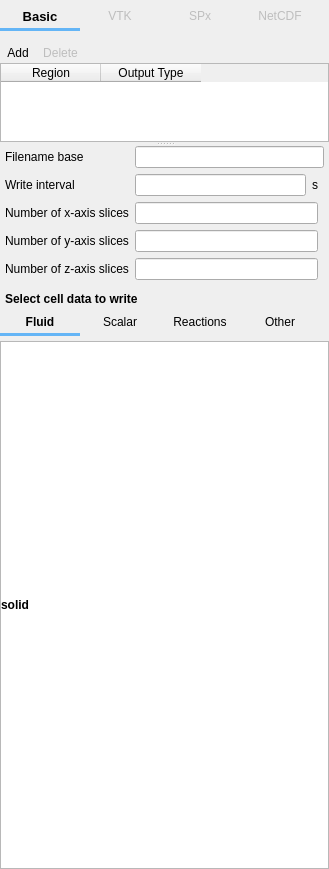
Old version of the form mfixgui/uifiles/output.ui in the repository truongd8593/mfix.
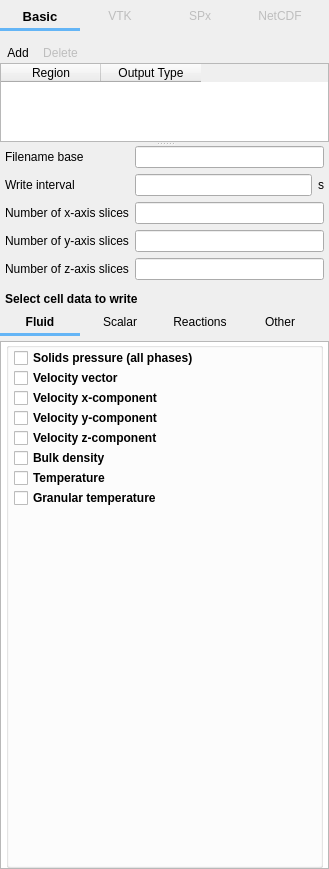
New version of the form. The open tabs and pages were chosen to show the change. Custom widgets are drawn as their Qt base class.

Commit message: work on Output pane

The edit to the form file:
```diff
--- a/mfixgui/uifiles/output.ui
+++ b/mfixgui/uifiles/output.ui
@@ -640,13 +640,6 @@
              <item row="1" column="1">
               <widget class="LineEdit" name="lineedit_keyword_vtk_dt_args_V"/>
              </item>
-             <item row="1" column="2">
-              <widget class="QLabel" name="label_vtk_dt_units">
-               <property name="text">
-                <string>s</string>
-               </property>
-              </widget>
-             </item>
              <item row="2" column="0">
               <widget class="QLabel" name="label_vtk_nxs">
                <property name="text">
@@ -654,9 +647,6 @@
                </property>
               </widget>
              </item>
-             <item row="2" column="1" colspan="2">
-              <widget class="LineEdit" name="lineedit_keyword_vtk_nxs_args_V"/>
-             </item>
              <item row="3" column="0">
               <widget class="QLabel" name="label_vtk_nys">
                <property name="text">
@@ -664,9 +654,6 @@
                </property>
               </widget>
              </item>
-             <item row="3" column="1" colspan="2">
-              <widget class="LineEdit" name="lineedit_keyword_vtk_nys_args_V"/>
-             </item>
              <item row="4" column="0">
               <widget class="QLabel" name="label_vtk_nzs">
                <property name="text">
@@ -674,9 +661,22 @@
                </property>
               </widget>
              </item>
-             <item row="4" column="1" colspan="2">
+             <item row="2" column="1" colspan="3">
+              <widget class="LineEdit" name="lineedit_keyword_vtk_nxs_args_V"/>
+             </item>
+             <item row="3" column="1" colspan="3">
+              <widget class="LineEdit" name="lineedit_keyword_vtk_nys_args_V"/>
+             </item>
+             <item row="4" column="1" colspan="3">
               <widget class="LineEdit" name="lineedit_keyword_vtk_nzs_args_V"/>
              </item>
+             <item row="1" column="2" colspan="2">
+              <widget class="QLabel" name="label_vtk_dt_units">
+               <property name="text">
+                <string>s</string>
+               </property>
+              </widget>
+             </item>
             </layout>
            </item>
            <item row="1" column="0">
@@ -863,7 +863,7 @@
                     <x>0</x>
                     <y>0</y>
                     <width>327</width>
-                    <height>395</height>
+                    <height>522</height>
                    </rect>
                   </property>
                   <layout class="QGridLayout" name="gridLayout_11">
@@ -1047,22 +1047,108 @@
                      <widget class="QWidget" name="subpage_celldata_solids">
                       <layout class="QGridLayout" name="gridLayout_17">
                        <property name="leftMargin">
-                        <number>0</number>
+                        <number>5</number>
                        </property>
                        <property name="topMargin">
                         <number>0</number>
                        </property>
                        <property name="rightMargin">
-                        <number>0</number>
+                        <number>5</number>
                        </property>
                        <property name="bottomMargin">
                         <number>0</number>
                        </property>
                        <item row="0" column="0">
-                        <widget class="QLabel" name="label">
-                         <property name="text">
-                          <string>solid</string>
+                        <widget class="QGroupBox" name="groupbox_cell_solids">
+                         <property name="title">
+                          <string/>
                          </property>
+                         <layout class="QGridLayout" name="gridLayout_6">
+                          <property name="leftMargin">
+                           <number>5</number>
+                          </property>
+                          <property name="topMargin">
+                           <number>0</number>
+                          </property>
+                          <property name="rightMargin">
+                           <number>0</number>
+                          </property>
+                          <property name="bottomMargin">
+                           <number>0</number>
+                          </property>
+                          <property name="spacing">
+                           <number>0</number>
+                          </property>
+                          <item row="5" column="0">
+                           <widget class="CheckBox" name="checkbox_keyword_vtk_rop_s_args_V_P">
+                            <property name="text">
+                             <string>Bulk density</string>
+                            </property>
+                           </widget>
+                          </item>
+                          <item row="6" column="0">
+                           <widget class="CheckBox" name="checkbox_keyword_vtk_t_s_args_V_P">
+                            <property name="text">
+                             <string>Temperature</string>
+                            </property>
+                           </widget>
+                          </item>
+                          <item row="0" column="0">
+                           <widget class="CheckBox" name="checkbox_keyword_vtk_p_star_args_V">
+                            <property name="text">
+                             <string>Solids pressure (all phases)</string>
+                            </property>
+                           </widget>
+                          </item>
+                          <item row="1" column="0">
+                           <widget class="CheckBox" name="checkbox_keyword_vtk_vel_s_args_V_P">
+                            <property name="text">
+                             <string>Velocity vector</string>
+                            </property>
+                           </widget>
+                          </item>
+                          <item row="8" column="0">
+                           <spacer name="verticalSpacer_5">
+                            <property name="orientation">
+                             <enum>Qt::Vertical</enum>
+                            </property>
+                            <property name="sizeHint" stdset="0">
+                             <size>
+                              <width>20</width>
+                              <height>40</height>
+                             </size>
+                            </property>
+                           </spacer>
+                          </item>
+                          <item row="2" column="0">
+                           <widget class="CheckBox" name="checkbox_keyword_vtk_u_s_args_V_P">
+                            <property name="text">
+                             <string>Velocity x-component</string>
+                            </property>
+                           </widget>
+                          </item>
+                          <item row="3" column="0">
+                           <widget class="CheckBox" name="checkbox_keyword_vtk_v_s_args_V_P">
+                            <property name="text">
+                             <string>Velocity y-component</string>
+                            </property>
+                           </widget>
+                          </item>
+                          <item row="4" column="0">
+                           <widget class="CheckBox" name="checkbox_keyword_vtk_w_s_args_V_P">
+                            <property name="text">
+                             <string>Velocity z-component</string>
+                            </property>
+                           </widget>
+                          </item>
+                          <item row="7" column="0">
+                           <widget class="CheckBox" name="checkbox_keyword_vtk_theta_m_args_V_P">
+                            <property name="text">
+                             <string>Granular temperature</string>
+                            </property>
+                           </widget>
+                          </item>
+                         </layout>
                         </widget>
                        </item>
                       </layout>
```
Left out of the diff: 34 changed lines with no effect on the pictures. The commit also changes 1 other file.
